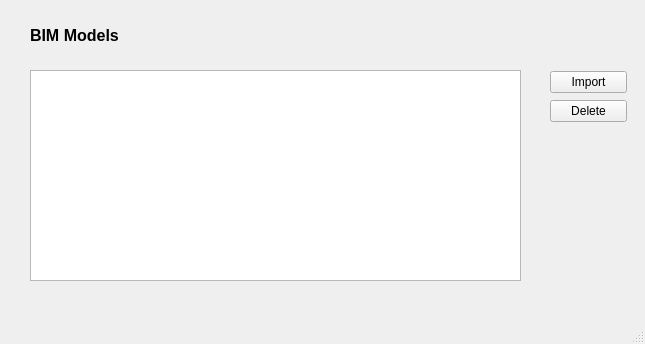
Before: the Qt Designer form GUI_Windows/ifc_manage.ui in ivanfelipeib/Masterarbeit, drawn with Qt 5.
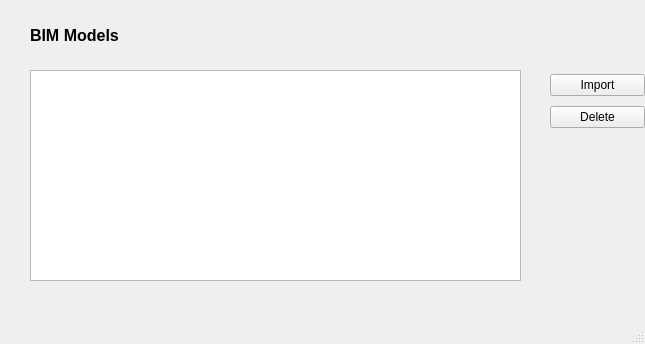
After: the same form once the commit is applied. Custom widgets are drawn as their Qt base class.

Commit message: Implement class myWidgets -Class myWidget has customed widgets, in this case a CustomList that allows drag and drop. -ui files of ifc manage and ids manage were updated, list in this windows were promoted to new class CustomWidget -custom lists were implemented in classes ManageIfcWindow and ManageIdsWindow. -TODO: current instance must not be closed when clicking different buttons in MainWindow

```diff
--- a/GUI_Windows/ifc_manage.ui
+++ b/GUI_Windows/ifc_manage.ui
@@ -45,13 +45,13 @@
      <string>BIM Models</string>
     </property>
    </widget>
-   <widget class="QWidget" name="">
+   <widget class="QWidget" name="layoutWidget">
     <property name="geometry">
      <rect>
       <x>550</x>
       <y>70</y>
-      <width>77</width>
-      <height>54</height>
+      <width>95</width>
+      <height>64</height>
      </rect>
     </property>
     <layout class="QVBoxLayout" name="verticalLayout">
@@ -74,6 +74,13 @@
   </widget>
   <widget class="QStatusBar" name="statusbar"/>
  </widget>
+ <customwidgets>
+  <customwidget>
+   <class>CustomListWidget</class>
+   <extends>QListView</extends>
+   <header>myWidgets.h</header>
+  </customwidget>
+ </customwidgets>
  <resources/>
  <connections/>
 </ui>
```
Left out of the diff: 2 changed lines with no effect on the pictures. The commit also changes 4 other files.
